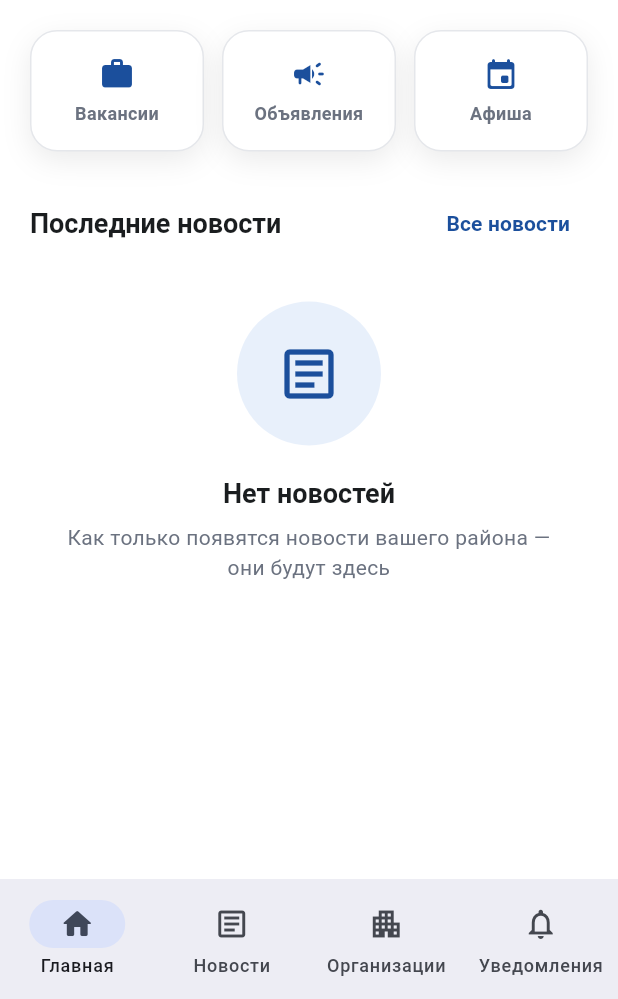
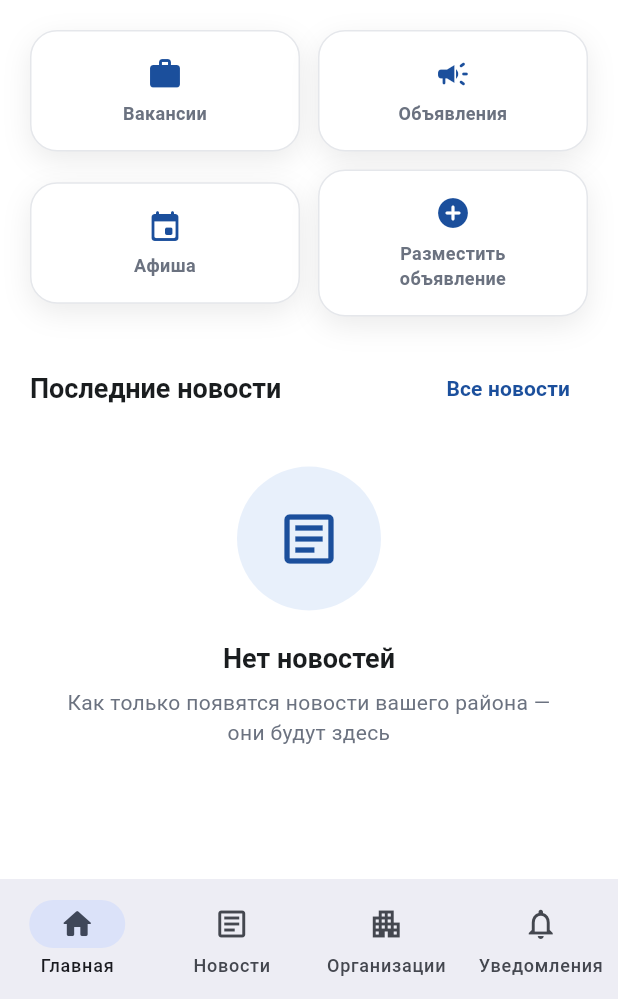
Before and after one commit to Ivan432123/omsk-region-info, a Flutter app: the HomeScreen screen opened by its route, on a phone screen of 412 x 824 dp, the part 237-1236 px from its top. Run offline on Flutter 3.47's test engine with Material 3 defaults, Android fonts, the phone set to English and light mode, and no system bars; our stand-ins replace cached_network_image, cloud_firestore, equatable, firebase_core, firebase_messaging, flutter_riverpod and 4 more; accounts and stored records are empty.

Commit message:
feat: платные объявления жителей — форма подачи без входа, блок продвигаемых на главном и в списке объявлений

```diff
--- a/lib/core/router/app_router.dart
+++ b/lib/core/router/app_router.dart
@@ -16,6 +16,7 @@ import '../../features/announcements/announcement_details_screen.dart';
 import '../../features/events/events_list_screen.dart';
 import '../../features/events/event_details_screen.dart';
 import '../../features/search/search_screen.dart';
+import '../../features/post_announcement/post_announcement_screen.dart';
 import 'scaffold_with_nav_bar.dart';
 
 class AppRouter {
@@ -41,6 +42,10 @@ class AppRouter {
       GoRoute(
         path: '/search',
         builder: (context, state) => const SearchScreen(),
+      ),
+      GoRoute(
+        path: '/post-announcement',
+        builder: (context, state) => const PostAnnouncementScreen(),
       ),
       GoRoute(
         path: '/vacancies',
--- a/lib/features/home/home_screen.dart
+++ b/lib/features/home/home_screen.dart
@@ -2,8 +2,10 @@ import 'package:flutter/material.dart';
 import 'package:flutter_riverpod/flutter_riverpod.dart';
 import 'package:go_router/go_router.dart';
 import '../../core/theme/app_theme.dart';
+import '../../providers/announcement_provider.dart';
 import '../../providers/district_provider.dart';
 import '../../providers/news_provider.dart';
+import '../../widgets/announcements/announcement_card.dart';
 import '../../widgets/common/empty_state_widget.dart';
 import '../../widgets/news/news_card.dart';
 
@@ -16,6 +18,7 @@ class HomeScreen extends ConsumerWidget {
     final districtId = district.id ?? '';
     final newsState = ref.watch(newsListProvider(districtId));
     final announcementsAsync = ref.watch(importantAnnouncementsProvider(districtId));
+    final promotedAdsAsync = ref.watch(promotedAnnouncementsProvider(districtId));
 
     return Scaffold(
       backgroundColor: AppTheme.backgroundWhite,
@@ -24,6 +27,7 @@ class HomeScreen extends ConsumerWidget {
           color: AppTheme.primaryBlue,
           onRefresh: () async {
             ref.invalidate(importantAnnouncementsProvider(districtId));
+            ref.invalidate(promotedAnnouncementsProvider(districtId));
             await ref.read(newsListProvider(districtId).notifier).refresh();
           },
           child: CustomScrollView(
@@ -38,12 +42,57 @@ class HomeScreen extends ConsumerWidget {
               SliverToBoxAdapter(
                 child: Padding(
                   padding: const EdgeInsets.fromLTRB(20, 20, 20, 8),
-                  child: _QuickNavRow(
+                  child: _QuickNavGrid(
                     onVacancies: () => context.push('/vacancies'),
                     onAnnouncements: () => context.push('/announcements'),
                     onEvents: () => context.push('/events'),
+                    onPostAnnouncement: () => context.push('/post-announcement'),
                   ),
                 ),
+              ),
+              promotedAdsAsync.when(
+                loading: () => const SliverToBoxAdapter(child: SizedBox.shrink()),
+                error: (_, __) => const SliverToBoxAdapter(child: SizedBox.shrink()),
+                data: (promotedAds) {
+                  if (promotedAds.isEmpty) {
+                    return const SliverToBoxAdapter(child: SizedBox.shrink());
+                  }
+                  return SliverToBoxAdapter(
+                    child: Padding(
+                      padding: const EdgeInsets.fromLTRB(20, 12, 20, 0),
+                      child: Column(
+                        crossAxisAlignment: CrossAxisAlignment.start,
+                        children: [
+                          Row(
+                            children: const [
+                              Icon(Icons.local_fire_department_rounded,
+                                  color: Color(0xFFE67E22), size: 20),
+                              SizedBox(width: 6),
+                              Text('Объявления жителей',
+                                  style: TextStyle(fontWeight: FontWeight.w700, fontSize: 17)),
+                            ],
+                          ),
+                          const SizedBox(height: 12),
+                          ...promotedAds.map(
+                            (ad) => Padding(
+                              padding: const EdgeInsets.only(bottom: 10),
+                              child: Container(
+                                decoration: BoxDecoration(
+                                  borderRadius: BorderRadius.circular(18),
+                                  border: Border.all(color: const Color(0xFFE67E22), width: 1.5),
+                                ),
+                                child: AnnouncementCard(
+                                  announcement: ad,
+                                  onTap: () => context.push('/announcements/${ad.id}'),
+                                ),
+                              ),
+                            ),
+                          ),
+                        ],
+                      ),
+                    ),
+                  );
+                },
               ),
               announcementsAsync.when(
                 loading: () => const SliverToBoxAdapter(child: SizedBox.shrink()),
@@ -244,20 +293,24 @@ class _HeroHeader extends StatelessWidget {
   }
 }
 
-class _QuickNavRow extends StatelessWidget {
+class _QuickNavGrid extends StatelessWidget {
   final VoidCallback onVacancies;
   final VoidCallback onAnnouncements;
   final VoidCallback onEvents;
+  final VoidCallback onPostAnnouncement;
 
-  const _QuickNavRow({
+  const _QuickNavGrid({
     required this.onVacancies,
     required this.onAnnouncements,
     required this.onEvents,
+    required this.onPostAnnouncement,
   });
 
   @override
   Widget build(BuildContext context) {
-    return Row(
+    return Column(
+      children: [
+        Row(
           children: [
             Expanded(
               child: _QuickNavButton(
@@ -274,13 +327,27 @@ class _QuickNavRow extends StatelessWidget {
                 onTap: onAnnouncements,
               ),
             ),
-        const SizedBox(width: 12),
+          ],
+        ),
+        const SizedBox(height: 12),
+        Row(
+          children: [
             Expanded(
               child: _QuickNavButton(
                 icon: Icons.event_rounded,
                 label: 'Афиша',
                 onTap: onEvents,
               ),
+            ),
+            const SizedBox(width: 12),
+            Expanded(
+              child: _QuickNavButton(
+                icon: Icons.add_circle_rounded,
+                label: 'Разместить\nобъявление',
+                onTap: onPostAnnouncement,
+              ),
+            ),
+          ],
         ),
       ],
     );
--- a/lib/models/announcement_model.dart
+++ b/lib/models/announcement_model.dart
@@ -7,6 +7,7 @@ class AnnouncementModel extends Equatable {
   final String description;
   final String? contactPhone;
   final List<String> images;
+  final bool isPromoted;
   final String districtId;
   final DateTime createdAt;
 
@@ -16,6 +17,7 @@ class AnnouncementModel extends Equatable {
     required this.description,
     this.contactPhone,
     this.images = const [],
+    this.isPromoted = false,
     required this.districtId,
     required this.createdAt,
   });
@@ -28,6 +30,7 @@ class AnnouncementModel extends Equatable {
       description: data['description'] as String? ?? '',
       contactPhone: data['contactPhone'] as String?,
       images: List<String>.from(data['images'] as List? ?? []),
+      isPromoted: data['isPromoted'] as bool? ?? false,
       districtId: data['district'] as String? ?? '',
       createdAt: (data['createdAt'] as Timestamp?)?.toDate() ?? DateTime.now(),
     );
@@ -39,6 +42,7 @@ class AnnouncementModel extends Equatable {
       'description': description,
       'contactPhone': contactPhone,
       'images': images,
+      'isPromoted': isPromoted,
       'district': districtId,
       'createdAt': FieldValue.serverTimestamp(),
     };
@@ -46,5 +50,5 @@ class AnnouncementModel extends Equatable {
 
   @override
   List<Object?> get props =>
-      [id, title, description, contactPhone, images, districtId, createdAt];
+      [id, title, description, contactPhone, images, isPromoted, districtId, createdAt];
 }
--- /dev/null
+++ b/lib/providers/ad_request_provider.dart
@@ -0,0 +1,4 @@
+import 'package:flutter_riverpod/flutter_riverpod.dart';
+import '../repositories/ad_request_repository.dart';
+
+final adRequestRepositoryProvider = Provider((ref) => AdRequestRepository());
--- a/lib/providers/announcement_provider.dart
+++ b/lib/providers/announcement_provider.dart
@@ -101,3 +101,12 @@ final announcementDetailsProvider =
   final repo = ref.watch(announcementRepositoryProvider);
   return repo.getAnnouncementById(announcementId);
 });
+
+/// Продвигаемые (оплаченные) объявления района — для блока на главном
+/// экране.
+final promotedAnnouncementsProvider =
+    FutureProvider.family<List<AnnouncementModel>, String>((ref, districtId) async {
+  if (districtId.isEmpty) return [];
+  final repo = ref.watch(announcementRepositoryProvider);
+  return repo.getPromotedAnnouncements(districtId);
+});
```
Also changed, not shown: lib/features/announcements/announcements_list_screen.dart (+57 -15 lines), lib/features/post_announcement/post_announcement_screen.dart (added, +215 -0 lines), lib/models/ad_request_model.dart (added, +46 -0 lines), lib/repositories/ad_request_repository.dart (added, +38 -0 lines), lib/repositories/announcement_repository.dart (+21 -0 lines). Lines whose indentation alone changed are shown as unchanged.
